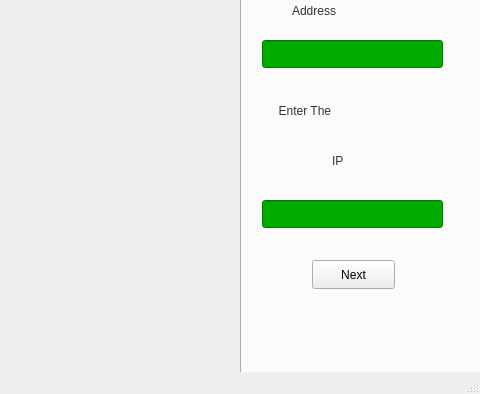
This is ZombieVSPlants/mainwindow.ui in parnianghaisari/Plants-vs.-Zombies-Game as Qt 5 draws it before an edit; both pictures show x 320 to 800 and y 96 to 490 of the 800 by 490 pixel window. The edited form follows.
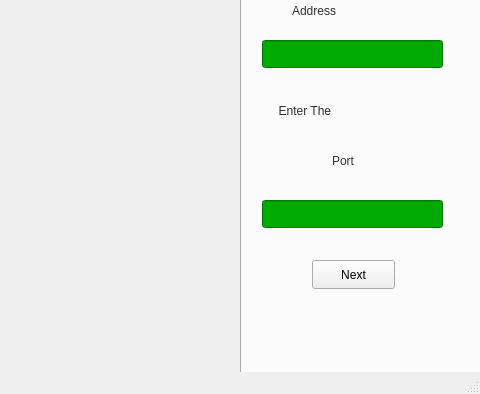
This is the edited form.

Patch:
```diff
--- a/ZombieVSPlants/mainwindow.ui
+++ b/ZombieVSPlants/mainwindow.ui
@@ -151,7 +151,7 @@
 font: 700 italic 20pt &quot;Segoe UI&quot;;</string>
       </property>
       <property name="text">
-       <string>IP</string>
+       <string>Port</string>
       </property>
      </widget>
      <widget class="QLineEdit" name="lineEdit_2">
```
